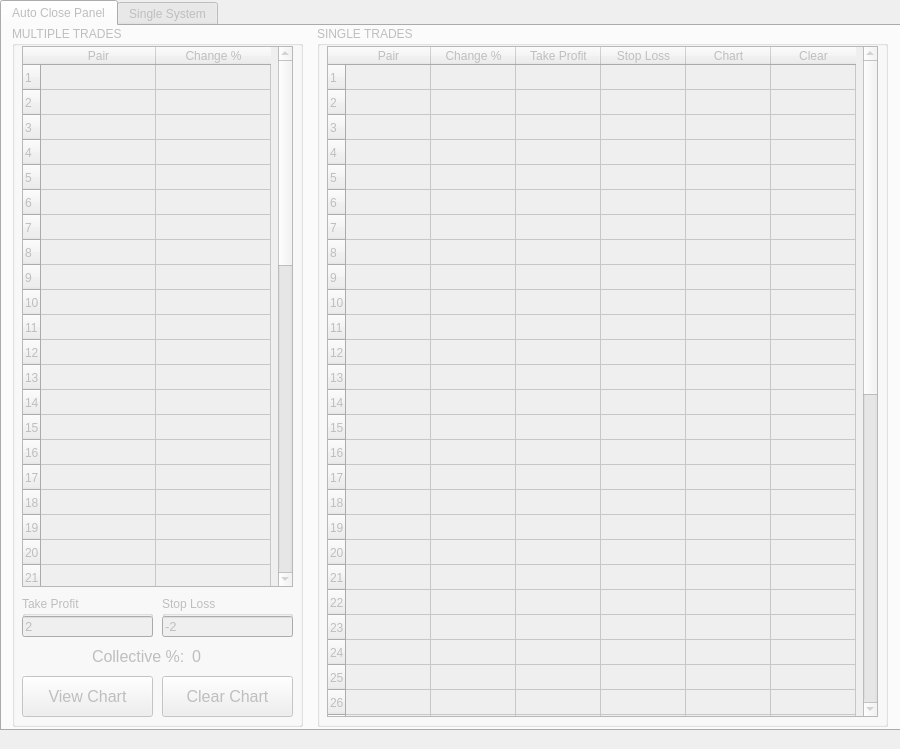
This is main.ui in terrencstaciralphlindgr/Bitsgap-Trading-Bot as Qt 5 draws it before an edit. The edited form follows.
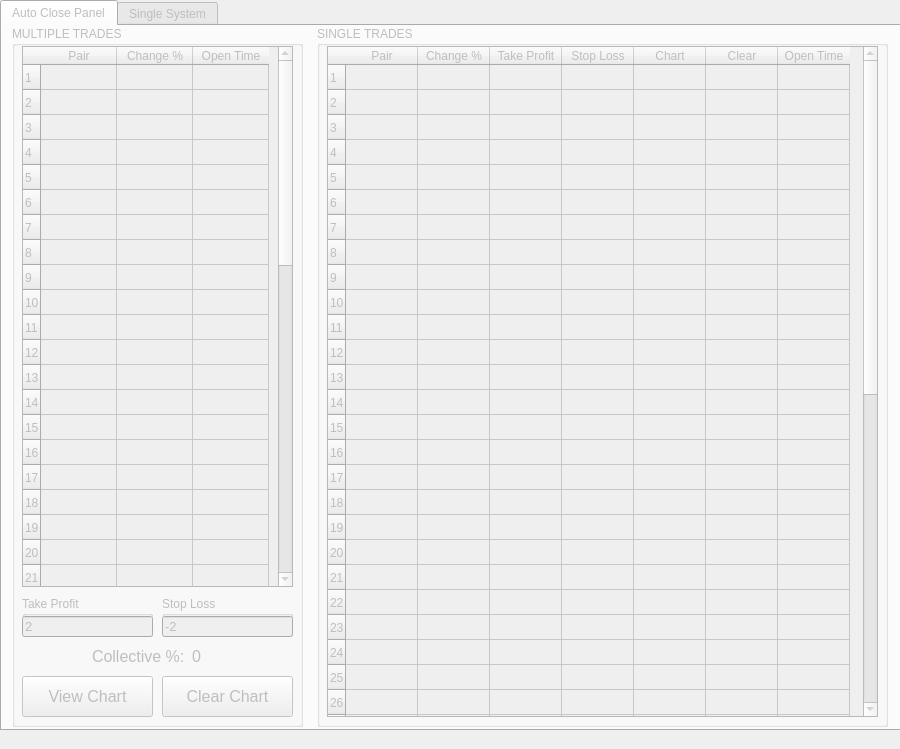
This is the edited form.

```diff
--- a/main.ui
+++ b/main.ui
@@ -115,10 +115,10 @@
         <number>50</number>
        </property>
        <property name="columnCount">
-        <number>6</number>
+        <number>7</number>
        </property>
        <attribute name="horizontalHeaderDefaultSectionSize">
-        <number>85</number>
+        <number>72</number>
        </attribute>
        <attribute name="verticalHeaderDefaultSectionSize">
         <number>25</number>
@@ -206,6 +206,11 @@
          <string>Clear</string>
         </property>
        </column>
+       <column>
+        <property name="text">
+         <string>Open Time</string>
+        </property>
+       </column>
       </widget>
      </widget>
      <widget class="QGroupBox" name="groupBox">
@@ -251,7 +256,7 @@
         <number>50</number>
        </property>
        <property name="columnCount">
-        <number>2</number>
+        <number>3</number>
        </property>
        <attribute name="horizontalHeaderVisible">
         <bool>true</bool>
@@ -260,7 +265,7 @@
         <bool>false</bool>
        </attribute>
        <attribute name="horizontalHeaderDefaultSectionSize">
-        <number>115</number>
+        <number>76</number>
        </attribute>
        <attribute name="horizontalHeaderHighlightSections">
         <bool>true</bool>
@@ -331,6 +336,11 @@
          <string>Change %</string>
         </property>
        </column>
+       <column>
+        <property name="text">
+         <string>Open Time</string>
+        </property>
+       </column>
       </widget>
       <widget class="QLabel" name="label">
        <property name="geometry">
```
